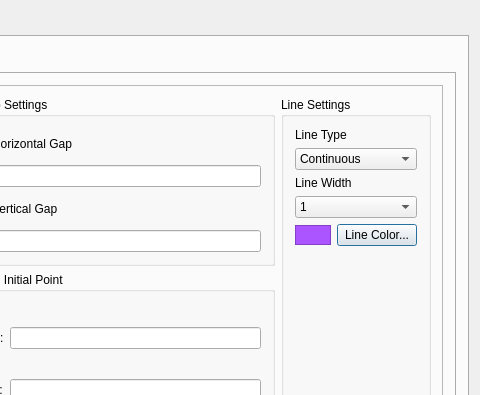
Qt form src/terralib/layout/qt/ui/GridSettings.ui (claudiobogossian/terralib5) before a commit; both pictures show x 231 to 711 and y 0 to 395 of the 711 by 517 pixel window.
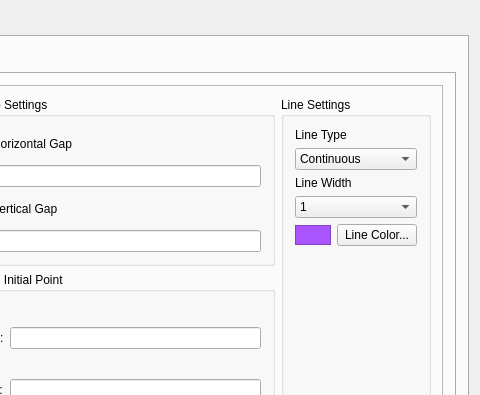
The same form after that commit.

```diff
--- a/src/terralib/layout/qt/ui/GridSettings.ui
+++ b/src/terralib/layout/qt/ui/GridSettings.ui
@@ -867,6 +867,9 @@
                            <property name="text">
                             <string>Line Color...</string>
                            </property>
+                           <property name="autoDefault">
+                            <bool>false</bool>
+                           </property>
                           </widget>
                          </item>
                         </layout>
```
